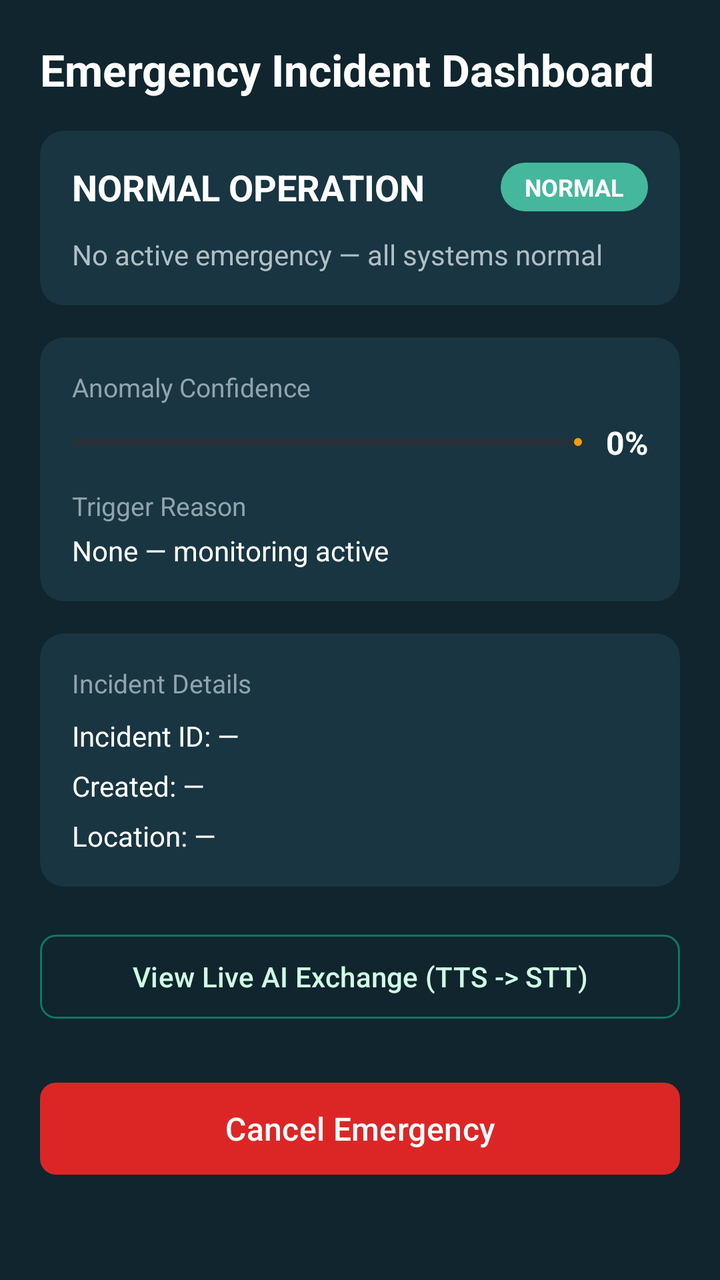
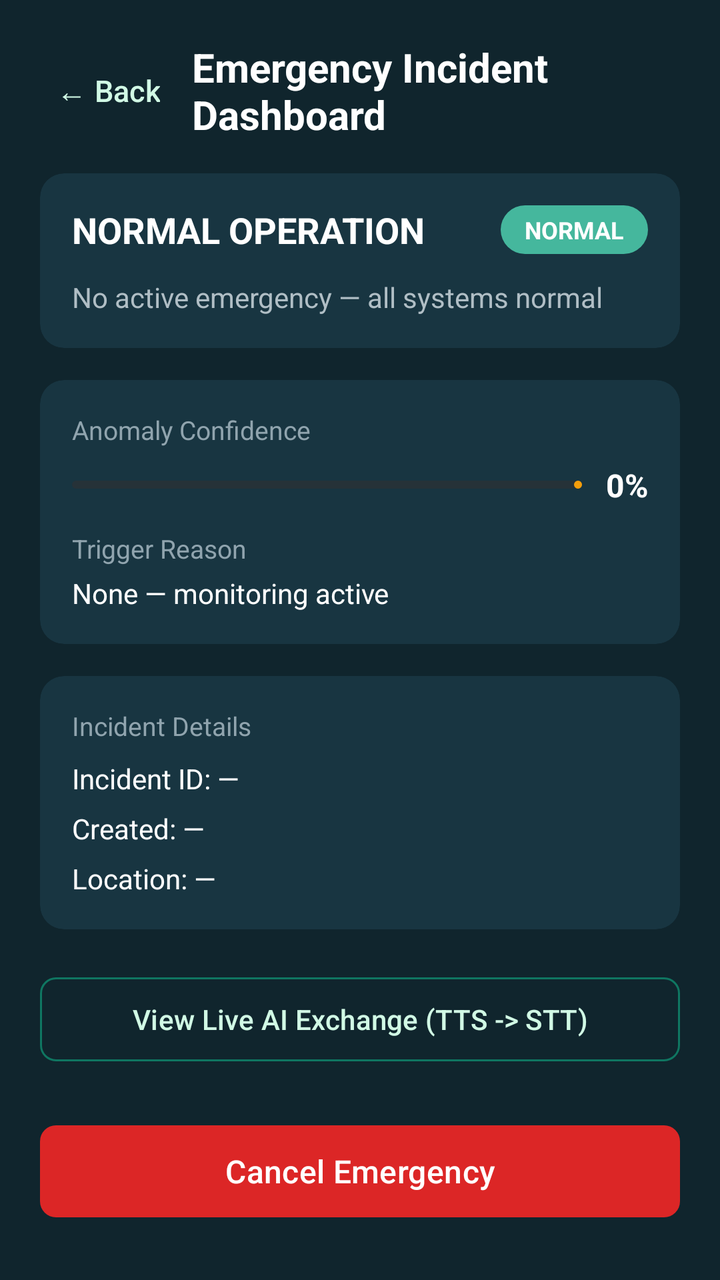

An Android layout rendered at two revisions. The XML below is the earlier revision; the diff shows what the commit changed to produce the second picture.
<!-- AndroidManifest.xml: application theme Theme.OKDrivers -->
<!-- res/layout/fragment_emergency_incident.xml -->
<?xml version="1.0" encoding="utf-8"?>
<ScrollView xmlns:android="http://schemas.android.com/apk/res/android"
    xmlns:app="http://schemas.android.com/apk/res-auto"
    xmlns:tools="http://schemas.android.com/tools"
    android:layout_width="match_parent"
    android:layout_height="match_parent"
    android:background="@color/ok_dark"
    android:fillViewport="true">

    <LinearLayout
        android:layout_width="match_parent"
        android:layout_height="wrap_content"
        android:orientation="vertical"
        android:padding="20dp">

        <TextView
            android:layout_width="match_parent"
            android:layout_height="wrap_content"
            android:text="Emergency Incident Dashboard"
            android:textColor="@android:color/white"
            android:textSize="22sp"
            android:textStyle="bold" />

        
        <com.google.android.material.card.MaterialCardView
            android:layout_width="match_parent"
            android:layout_height="wrap_content"
            android:layout_marginTop="16dp"
            app:cardBackgroundColor="@color/ok_dark_card"
            app:cardCornerRadius="12dp"
            app:cardElevation="0dp"
            app:strokeWidth="0dp">

            <LinearLayout
                android:layout_width="match_parent"
                android:layout_height="wrap_content"
                android:orientation="vertical"
                android:padding="16dp">

                <LinearLayout
                    android:layout_width="match_parent"
                    android:layout_height="wrap_content"
                    android:gravity="center_vertical"
                    android:orientation="horizontal">

                    <TextView
                        android:id="@+id/tvEmergencyState"
                        android:layout_width="0dp"
                        android:layout_height="wrap_content"
                        android:layout_weight="1"
                        android:text="NORMAL OPERATION"
                        android:textColor="@android:color/white"
                        android:textSize="18sp"
                        android:textStyle="bold" />

                    <TextView
                        android:id="@+id/tvSeverityBadge"
                        android:layout_width="wrap_content"
                        android:layout_height="wrap_content"
                        android:background="@drawable/home_status_icon"
                        android:paddingHorizontal="12dp"
                        android:paddingVertical="4dp"
                        android:text="NORMAL"
                        android:textColor="@android:color/white"
                        android:textSize="12sp"
                        android:textStyle="bold" />
                </LinearLayout>

                <TextView
                    android:id="@+id/tvContextualStatusLine"
                    android:layout_width="match_parent"
                    android:layout_height="wrap_content"
                    android:layout_marginTop="12dp"
                    android:text="No active emergency — all systems normal"
                    android:textColor="#B0BEC5"
                    android:textSize="14sp" />

            </LinearLayout>
        </com.google.android.material.card.MaterialCardView>

        
        <com.google.android.material.card.MaterialCardView
            android:layout_width="match_parent"
            android:layout_height="wrap_content"
            android:layout_marginTop="16dp"
            app:cardBackgroundColor="@color/ok_dark_card"
            app:cardCornerRadius="12dp"
            app:cardElevation="0dp"
            app:strokeWidth="0dp">

            <LinearLayout
                android:layout_width="match_parent"
                android:layout_height="wrap_content"
                android:orientation="vertical"
                android:padding="16dp">

                <TextView
                    android:layout_width="match_parent"
                    android:layout_height="wrap_content"
                    android:text="Anomaly Confidence"
                    android:textColor="#90A4AE"
                    android:textSize="13sp" />

                <LinearLayout
                    android:layout_width="match_parent"
                    android:layout_height="wrap_content"
                    android:layout_marginTop="8dp"
                    android:gravity="center_vertical"
                    android:orientation="horizontal">

                    <com.google.android.material.progressindicator.LinearProgressIndicator
                        android:id="@+id/pbConfidence"
                        android:layout_width="0dp"
                        android:layout_height="8dp"
                        android:layout_weight="1"
                        android:progress="0"
                        app:indicatorColor="@color/ok_orange"
                        app:trackColor="#263238"
                        app:trackCornerRadius="4dp" />

                    <TextView
                        android:id="@+id/tvConfidencePercentage"
                        android:layout_width="wrap_content"
                        android:layout_height="wrap_content"
                        android:layout_marginStart="12dp"
                        android:text="0%"
                        android:textColor="@android:color/white"
                        android:textSize="16sp"
                        android:textStyle="bold" />
                </LinearLayout>

                <TextView
                    android:id="@+id/tvTriggerReasonLabel"
                    android:layout_width="match_parent"
                    android:layout_height="wrap_content"
                    android:layout_marginTop="12dp"
                    android:text="Trigger Reason"
                    android:textColor="#90A4AE"
                    android:textSize="13sp" />

                <TextView
                    android:id="@+id/tvTriggerReason"
                    android:layout_width="match_parent"
                    android:layout_height="wrap_content"
                    android:layout_marginTop="4dp"
                    android:text="None — monitoring active"
                    android:textColor="@android:color/white"
                    android:textSize="14sp" />

            </LinearLayout>
        </com.google.android.material.card.MaterialCardView>

        
        <com.google.android.material.card.MaterialCardView
            android:layout_width="match_parent"
            android:layout_height="wrap_content"
            android:layout_marginTop="16dp"
            app:cardBackgroundColor="@color/ok_dark_card"
            app:cardCornerRadius="12dp"
            app:cardElevation="0dp"
            app:strokeWidth="0dp">

            <LinearLayout
                android:layout_width="match_parent"
                android:layout_height="wrap_content"
                android:orientation="vertical"
                android:padding="16dp">

                <TextView
                    android:layout_width="match_parent"
                    android:layout_height="wrap_content"
                    android:text="Incident Details"
                    android:textColor="#90A4AE"
                    android:textSize="13sp" />

                <TextView
                    android:id="@+id/tvIncidentId"
                    android:layout_width="match_parent"
                    android:layout_height="wrap_content"
                    android:layout_marginTop="8dp"
                    android:text="Incident ID: —"
                    android:textColor="@android:color/white"
                    android:textSize="14sp" />

                <TextView
                    android:id="@+id/tvCreatedTime"
                    android:layout_width="match_parent"
                    android:layout_height="wrap_content"
                    android:layout_marginTop="6dp"
                    android:text="Created: —"
                    android:textColor="@android:color/white"
                    android:textSize="14sp" />

                <TextView
                    android:id="@+id/tvLocation"
                    android:layout_width="match_parent"
                    android:layout_height="wrap_content"
                    android:layout_marginTop="6dp"
                    android:text="Location: —"
                    android:textColor="@android:color/white"
                    android:textSize="14sp" />

            </LinearLayout>
        </com.google.android.material.card.MaterialCardView>

        
        <com.google.android.material.button.MaterialButton
            android:id="@+id/btnViewAiExchange"
            style="@style/Widget.Material3.Button.OutlinedButton"
            android:layout_width="match_parent"
            android:layout_height="50dp"
            android:layout_marginTop="20dp"
            android:text="View Live AI Exchange (TTS -> STT)"
            android:textAllCaps="false"
            android:textColor="@color/ok_green_light"
            app:cornerRadius="8dp"
            app:strokeColor="@color/ok_green" />

        
        <com.google.android.material.button.MaterialButton
            android:id="@+id/btnCancelEmergency"
            android:layout_width="match_parent"
            android:layout_height="54dp"
            android:layout_marginTop="24dp"
            android:enabled="false"
            android:text="Cancel Emergency"
            android:textAllCaps="false"
            android:textColor="@android:color/white"
            android:textSize="16sp"
            app:backgroundTint="@color/ok_red"
            app:cornerRadius="8dp" />

    </LinearLayout>
</ScrollView>
<!-- resources referenced by this layout -->
<resources>
  <color name="ok_dark">#10252D</color>
  <color name="ok_dark_card">#183541</color>
  <color name="ok_green">#0F7661</color>
  <color name="ok_green_light">#D1FAE5</color>
  <color name="ok_orange">#F59E0B</color>
  <color name="ok_red">#DC2626</color>
  <!-- drawable home_status_icon (drawable) -->
  <?xml version="1.0" encoding="utf-8"?>
  <shape xmlns:android="http://schemas.android.com/apk/res/android">
      <corners android:radius="50dp"/>
      <solid android:color="#45B79D"/>
  </shape>
  <style name="Theme.OKDrivers" parent="Base.Theme.OKDrivers" />
  <style name="Base.Theme.OKDrivers" parent="Theme.Material3.DayNight.NoActionBar">
          
          
      </style>
</resources>

<!-- the commit's change to res/layout/fragment_emergency_incident.xml (unified diff, before → after) -->
@@ -13,13 +13,33 @@
         android:orientation="vertical"
         android:padding="20dp">
 
-        <TextView
-            android:layout_width="match_parent"
-            android:layout_height="wrap_content"
-            android:text="Emergency Incident Dashboard"
-            android:textColor="@android:color/white"
-            android:textSize="22sp"
-            android:textStyle="bold" />
+        <LinearLayout
+            android:layout_width="match_parent"
+            android:layout_height="wrap_content"
+            android:gravity="center_vertical"
+            android:orientation="horizontal">
+
+            <com.google.android.material.button.MaterialButton
+                android:id="@+id/btnBack"
+                style="@style/Widget.Material3.Button.TextButton"
+                android:layout_width="wrap_content"
+                android:layout_height="wrap_content"
+                android:minWidth="0dp"
+                android:paddingHorizontal="8dp"
+                android:text="← Back"
+                android:textColor="@color/ok_green_light"
+                android:textSize="15sp" />
+
+            <TextView
+                android:layout_width="0dp"
+                android:layout_height="wrap_content"
+                android:layout_marginStart="8dp"
+                android:layout_weight="1"
+                android:text="Emergency Incident Dashboard"
+                android:textColor="@android:color/white"
+                android:textSize="20sp"
+                android:textStyle="bold" />
+        </LinearLayout>
 
         
         <com.google.android.material.card.MaterialCardView
